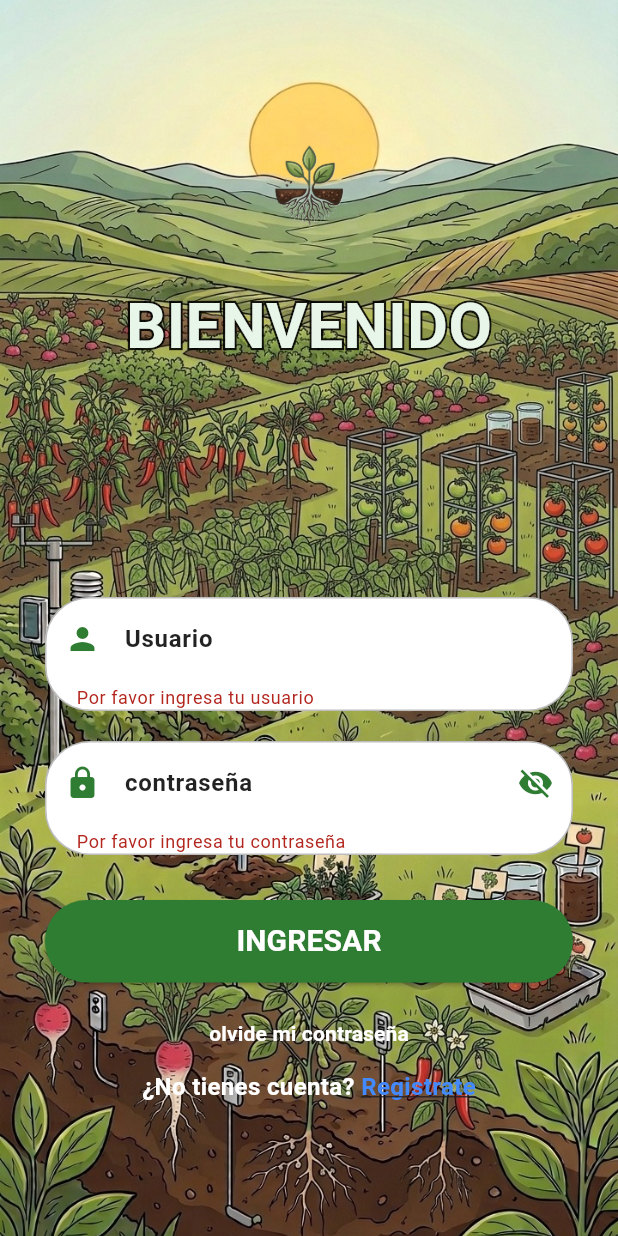
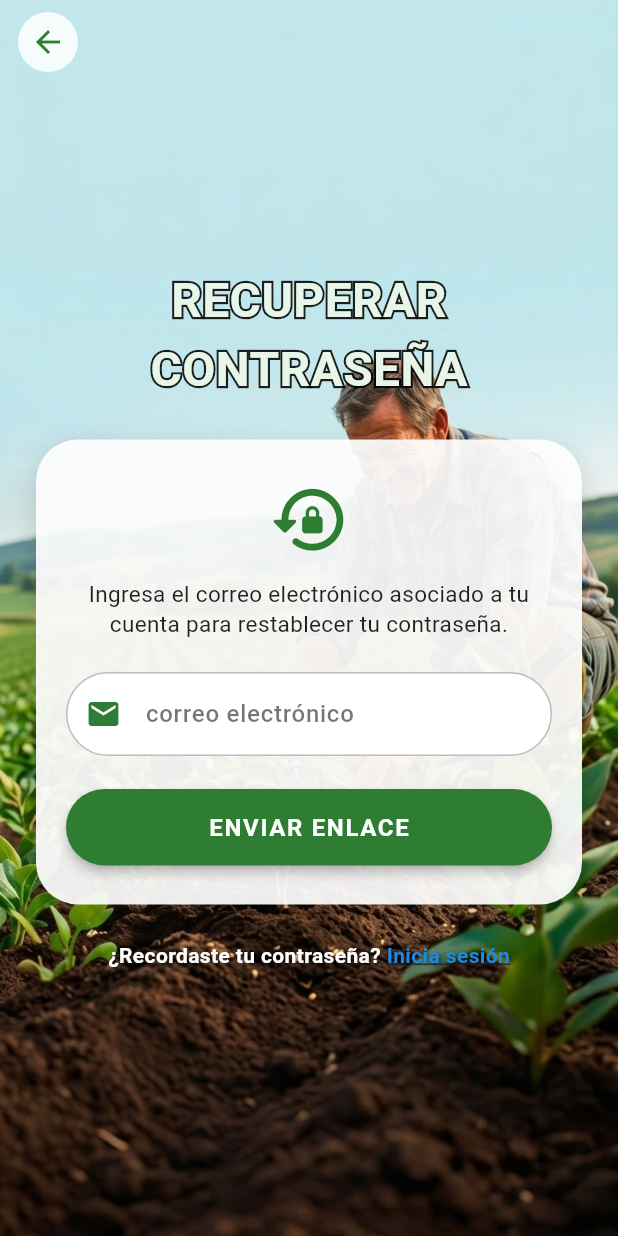
Before and after one commit to Emilyn123/app_cultivo, a Flutter app: the IniciarSesion screen opened directly, after a tap on "INGRESAR", after a tap on "olvide mi contraseña", on a phone screen of 412 x 824 dp. Run offline on Flutter 3.47's test engine with Material 3 defaults, Android fonts, the phone set to English and light mode, and no system bars; our stand-ins replace sqflite; accounts and stored records are empty.

Commit message:
pantalla de recuperar contraseña

```diff
--- a/lib/core/widgets/campo_texto.dart
+++ b/lib/core/widgets/campo_texto.dart
@@ -4,6 +4,9 @@ class CampoTexto extends StatefulWidget {
   final IconData icono;
   final String textoHint;
   final bool esPassword;
+  final TextEditingController? controller;
+  final TextInputType keyboardType;
+  final TextInputAction? textInputAction;
   final String? Function(String?)? validador;
 
   const CampoTexto({
@@ -11,6 +14,9 @@ class CampoTexto extends StatefulWidget {
     required this.icono,
     required this.textoHint,
     this.esPassword = false,
+    this.controller,
+    this.keyboardType = TextInputType.text,
+    this.textInputAction,
     this.validador,
   });
 
@@ -36,13 +42,16 @@ class _CampoTextoState extends State<CampoTexto> {
         border: Border.all(color: Colors.black26),
       ),
       child: TextFormField(
+        controller: widget.controller,
         obscureText: _ocultarTexto,
+        keyboardType: widget.keyboardType,
+        textInputAction: widget.textInputAction,
         validator: widget.validador,
         decoration: InputDecoration(
           hintText: widget.textoHint,
           hintStyle: const TextStyle(
-            fontWeight: FontWeight.bold,
-            color: Colors.black87,
+            fontWeight: FontWeight.w500,
+            color: Colors.black54,
           ),
           prefixIcon: Icon(widget.icono, color: const Color(0xFF2E7D32)),
           suffixIcon: widget.esPassword
@@ -52,7 +61,6 @@ class _CampoTextoState extends State<CampoTexto> {
                     color: const Color(0xFF2E7D32),
                   ),
                   onPressed: () {
-                    FocusScope.of(context).unfocus();
                     setState(() {
                       _ocultarTexto = !_ocultarTexto;
                     });
--- a/lib/features/auth/presentation/screens/iniciar_sesion.dart
+++ b/lib/features/auth/presentation/screens/iniciar_sesion.dart
@@ -3,6 +3,7 @@ import '../../../../core/widgets/campo_texto.dart'; // Si usas el campo de texto
 import '../../../../core/widgets/titulo_tul_luum.dart'; // Si usas el título animado
 import '../../../home/presentation/screens/menu_principal.dart'; //dashboard
 import 'registro_usuario.dart'; //registro si no tiene cuenta
+import 'recuperar_contrasena.dart'; // Import de la pantalla de recuperación
 
 // MODIFICACIÓN 1: Cambiamos a StatefulWidget para poder usar la llave del formulario
 class IniciarSesion extends StatefulWidget {
@@ -15,6 +16,17 @@ class IniciarSesion extends StatefulWidget {
 class _IniciarSesionState extends State<IniciarSesion> {
   // ELEMENTO CLAVE: La llave global para validar el formulario de inicio de sesión
   final _llaveFormulario = GlobalKey<FormState>();
+
+  // Controladores de texto para capturar los datos ingresados
+  final TextEditingController _usuarioController = TextEditingController();
+  final TextEditingController _passwordController = TextEditingController();
+
+  @override
+  void dispose() {
+    _usuarioController.dispose();
+    _passwordController.dispose();
+    super.dispose();
+  }
 
   @override
   Widget build(BuildContext context) {
@@ -35,8 +47,13 @@ class _IniciarSesionState extends State<IniciarSesion> {
           SafeArea(
             child: Center(
               child: SingleChildScrollView(
+                physics: const BouncingScrollPhysics(),
                 padding: const EdgeInsets.symmetric(horizontal: 30.0),
                 // MODIFICACIÓN 2: Envolvemos los campos en un Form conectado a la llave
+                child: ConstrainedBox(
+                  constraints: const BoxConstraints(
+                    maxWidth: 420,
+                  ), // Ajuste responsivo para tablets/pantallas anchas
                   child: Form(
                     key: _llaveFormulario,
                     child: Column(
@@ -58,6 +75,7 @@ class _IniciarSesionState extends State<IniciarSesion> {
                         // MODIFICACIÓN 3: Usamos tu widget reutilizable "CampoTexto" y le pasamos el validador
                         // Campo de Usuario
                         CampoTexto(
+                          controller: _usuarioController,
                           icono: Icons.person,
                           textoHint: 'Usuario',
                           validador: (valor) {
@@ -71,6 +89,7 @@ class _IniciarSesionState extends State<IniciarSesion> {
 
                         // Campo de Contraseña
                         CampoTexto(
+                          controller: _passwordController,
                           icono: Icons.lock,
                           textoHint: 'contraseña',
                           esPassword: true,
@@ -120,9 +139,17 @@ class _IniciarSesionState extends State<IniciarSesion> {
                         ),
                         const SizedBox(height: 10),
 
-                      // Texto "olvidé mi contraseña"
+                        // Texto "olvidé mi contraseña" con navegación hacia recuperar_contrasena
                         TextButton(
-                        onPressed: () {},
+                          onPressed: () {
+                            Navigator.push(
+                              context,
+                              MaterialPageRoute(
+                                builder: (context) =>
+                                    const RecuperarContrasenaScreen(),
+                              ),
+                            );
+                          },
                           child: const Text(
                             'olvide mi contraseña',
                             style: TextStyle(
@@ -147,7 +174,8 @@ class _IniciarSesionState extends State<IniciarSesion> {
                                 Navigator.pushReplacement(
                                   context,
                                   MaterialPageRoute(
-                                  builder: (context) => const RegistroUsuario(),
+                                    builder: (context) =>
+                                        const RegistroUsuario(),
                                   ),
                                 );
                               },
@@ -169,6 +197,7 @@ class _IniciarSesionState extends State<IniciarSesion> {
                 ),
               ),
             ),
+          ),
         ],
       ),
     );
--- /dev/null
+++ b/lib/features/auth/presentation/screens/recuperar_contrasena.dart
@@ -0,0 +1,258 @@
+import 'package:flutter/material.dart';
+import '../../../../core/widgets/campo_texto.dart'; // Ajusta la ruta según la carpeta donde tengas guardado tu widget
+import '../../../../core/widgets/titulo_tul_luum.dart';
+
+class RecuperarContrasenaScreen extends StatefulWidget {
+  const RecuperarContrasenaScreen({super.key});
+
+  @override
+  State<RecuperarContrasenaScreen> createState() =>
+      _RecuperarContrasenaScreenState();
+}
+
+class _RecuperarContrasenaScreenState extends State<RecuperarContrasenaScreen>
+    with SingleTickerProviderStateMixin {
+  final TextEditingController _emailController = TextEditingController();
+  final GlobalKey<FormState> _formKey = GlobalKey<FormState>();
+
+  late AnimationController _animController;
+  late Animation<double> _fadeAnimation;
+  late Animation<Offset> _slideAnimation;
+
+  @override
+  void initState() {
+    super.initState();
+    // Animación de entrada suave
+    _animController = AnimationController(
+      vsync: this,
+      duration: const Duration(milliseconds: 650),
+    );
+
+    _fadeAnimation = CurvedAnimation(
+      parent: _animController,
+      curve: Curves.easeOut,
+    );
+
+    _slideAnimation =
+        Tween<Offset>(begin: const Offset(0, 0.08), end: Offset.zero).animate(
+          CurvedAnimation(parent: _animController, curve: Curves.easeOutCubic),
+        );
+
+    _animController.forward();
+  }
+
+  @override
+  void dispose() {
+    _emailController.dispose();
+    _animController.dispose();
+    super.dispose();
+  }
+
+  void _enviarEnlace() {
+    if (_formKey.currentState?.validate() ?? false) {
+      final correo = _emailController.text.trim();
+
+      // Aquí conectas tu servicio de recuperación (Firebase Auth o API REST)
+      ScaffoldMessenger.of(context).showSnackBar(
+        SnackBar(
+          content: Text('Se ha enviado un enlace de recuperación a: $correo'),
+          backgroundColor: const Color(0xFF2E7D32),
+        ),
+      );
+    }
+  }
+
+  @override
+  Widget build(BuildContext context) {
+    return Scaffold(
+      body: Stack(
+        children: [
+          // 1. Imagen de fondo
+          Positioned.fill(
+            child: Image.asset(
+              'assets/images/fondo.png', // O assets/images/fondo_registro.png según tu proyecto
+              fit: BoxFit.cover,
+            ),
+          ),
+
+          // 2. Botón para volver atrás
+          SafeArea(
+            child: Padding(
+              padding: const EdgeInsets.only(left: 12.0, top: 8.0),
+              child: CircleAvatar(
+                backgroundColor: Colors.white.withOpacity(0.85),
+                child: IconButton(
+                  icon: const Icon(Icons.arrow_back, color: Color(0xFF2E7D32)),
+                  onPressed: () => Navigator.of(context).pop(),
+                ),
+              ),
+            ),
+          ),
+
+          // 3. Contenedor principal responsivo y animado
+          SafeArea(
+            child: Center(
+              child: SingleChildScrollView(
+                physics: const BouncingScrollPhysics(),
+                padding: const EdgeInsets.symmetric(
+                  horizontal: 24.0,
+                  vertical: 16.0,
+                ),
+                child: SlideTransition(
+                  position: _slideAnimation,
+                  child: FadeTransition(
+                    opacity: _fadeAnimation,
+                    child: ConstrainedBox(
+                      constraints: const BoxConstraints(maxWidth: 420),
+                      child: Column(
+                        mainAxisSize: MainAxisSize.min,
+                        children: [
+                          const TituloTulLuum(
+                            texto: "RECUPERAR\nCONTRASEÑA",
+                            tamanoFuente: 32.0,
+                          ),
+
+                          const SizedBox(height: 24),
+
+                          // Tarjeta blanca con formulario
+                          Container(
+                            padding: const EdgeInsets.symmetric(
+                              horizontal: 20.0,
+                              vertical: 26.0,
+                            ),
+                            decoration: BoxDecoration(
+                              color: Colors.white.withOpacity(0.92),
+                              borderRadius: BorderRadius.circular(28.0),
+                              boxShadow: [
+                                BoxShadow(
+                                  color: Colors.black.withOpacity(0.15),
+                                  blurRadius: 15,
+                                  offset: const Offset(0, 5),
+                                ),
+                              ],
+                            ),
+                            child: Form(
+                              key: _formKey,
+                              child: Column(
+                                crossAxisAlignment: CrossAxisAlignment.stretch,
+                                children: [
+                                  const Icon(
+                                    Icons.lock_reset_rounded,
+                                    size: 55,
+                                    color: Color(0xFF2E7D32),
+                                  ),
+                                  const SizedBox(height: 12),
+                                  const Text(
+                                    'Ingresa el correo electrónico asociado a tu cuenta para restablecer tu contraseña.',
+                                    textAlign: TextAlign.center,
+                                    style: TextStyle(
+                                      fontSize: 15,
+                                      color: Color.fromARGB(220, 0, 0, 0),
+                                      height: 1.3,
+                                    ),
+                                  ),
+                                  const SizedBox(height: 22),
+
+                                  // Campo de texto reutilizable
+                                  CampoTexto(
+                                    controller: _emailController,
+                                    icono: Icons.mail,
+                                    textoHint: 'correo electrónico',
+                                    keyboardType: TextInputType.emailAddress,
+                                    textInputAction: TextInputAction.done,
+                                    validador: (valor) {
+                                      if (valor == null ||
+                                          valor.trim().isEmpty) {
+                                        return 'Ingresa tu correo';
+                                      }
+                                      if (!valor.contains('@') ||
+                                          !valor.contains('.')) {
+                                        return 'Ingresa un correo válido';
+                                      }
+                                      return null;
+                                    },
+                                  ),
+                                  const SizedBox(height: 22),
+
+                                  // Botón de Enviar Enlace
+                                  ElevatedButton(
+                                    onPressed: _enviarEnlace,
+                                    style: ElevatedButton.styleFrom(
+                                      backgroundColor: const Color(0xFF2E7D32),
+                                      foregroundColor: Colors.white,
+                                      elevation: 3,
+                                      shape: RoundedRectangleBorder(
+                                        borderRadius: BorderRadius.circular(
+                                          30.0,
+                                        ),
+                                      ),
+                                      padding: const EdgeInsets.symmetric(
+                                        vertical: 14.0,
+                                      ),
+                                    ),
+                                    child: const Text(
+                                      'ENVIAR ENLACE',
+                                      style: TextStyle(
+                                        fontSize: 16,
+                                        fontWeight: FontWeight.bold,
+                                        letterSpacing: 1.1,
+                                      ),
+                                    ),
+                                  ),
+                                ],
+                              ),
+                            ),
+                          ),
+                          const SizedBox(height: 24),
+
+                          // Regresar al Login
+                          Row(
+                            mainAxisAlignment: MainAxisAlignment.center,
+                            children: [
+                              const Text(
+                                '¿Recordaste tu contraseña? ',
+                                style: TextStyle(
+                                  color: Colors.white,
+                                  fontWeight: FontWeight.bold,
+                                  shadows: [
+                                    Shadow(
+                                      offset: Offset(1, 1),
+                                      blurRadius: 3.0,
+                                      color: Colors.black54,
+                                    ),
+                                  ],
+                                ),
+                              ),
+                              GestureDetector(
+                                onTap: () => Navigator.of(context).pop(),
+                                child: const Text(
+                                  'Inicia sesión',
+                                  style: TextStyle(
+                                    color: Color(0xFF1E88E5),
+                                    fontWeight: FontWeight.bold,
+                                    decoration: TextDecoration.underline,
+                                    shadows: [
+                                      Shadow(
+                                        offset: Offset(1, 1),
+                                        blurRadius: 3.0,
+                                        color: Colors.black54,
+                                      ),
+                                    ],
+                                  ),
+                                ),
+                              ),
+                            ],
+                          ),
+                        ],
+                      ),
+                    ),
+                  ),
+                ),
+              ),
+            ),
+          ),
+        ],
+      ),
+    );
+  }
+}
```
Also changed, not shown: lib/core/services/database_service.dart (added, +64 -0 lines), lib/features/auth/presentation/screens/registro_usuario.dart (+45 -2 lines), lib/main.dart (+10 -3 lines). Lines whose indentation alone changed are shown as unchanged.
